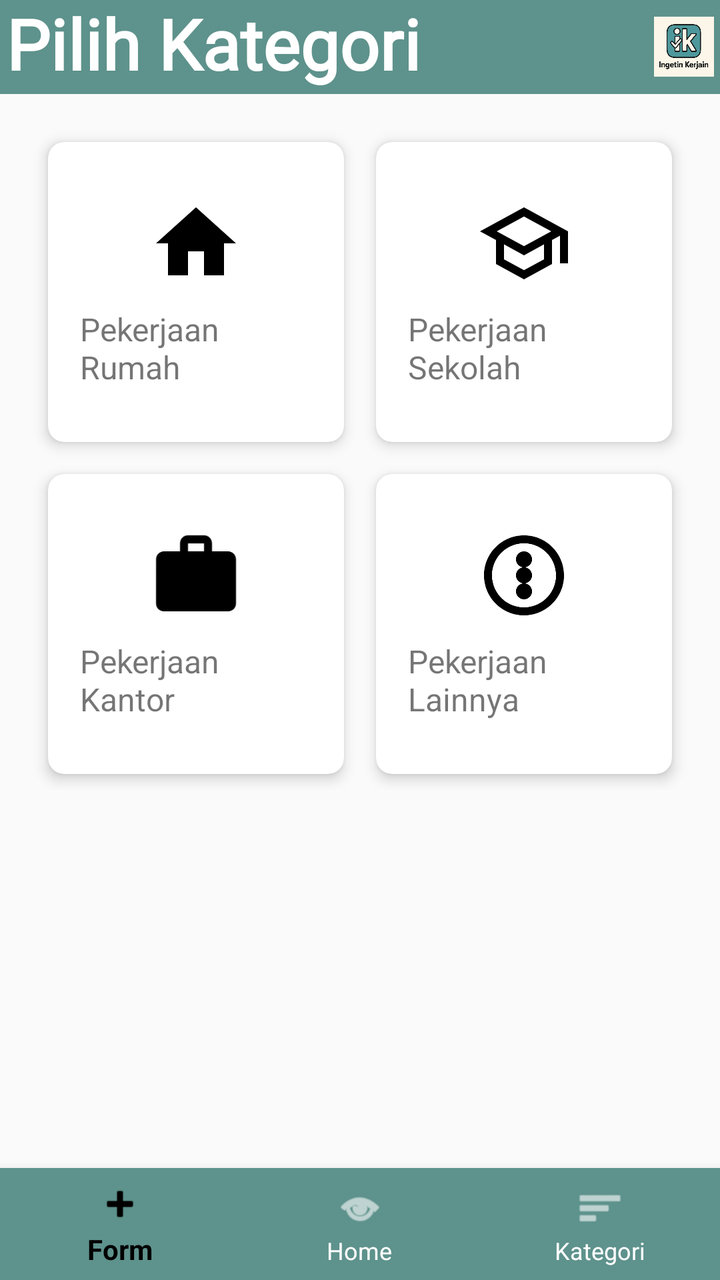
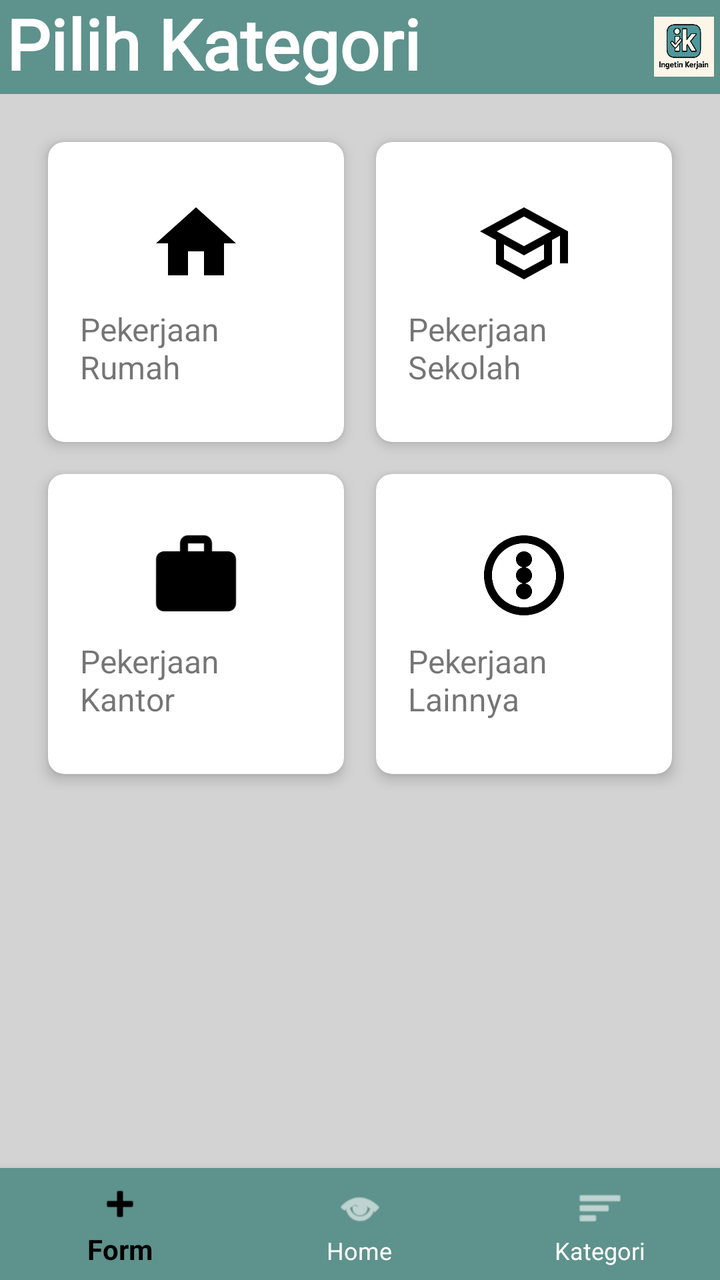

Compare the two renders of this Android layout. The source of the first and the diff that turns it into the second are given below.
<!-- AndroidManifest.xml: application theme Theme.Tugas3kelompok -->
<!-- res/layout/activity_kategori.xml -->
<?xml version="1.0" encoding="utf-8"?>
<androidx.constraintlayout.widget.ConstraintLayout xmlns:android="http://schemas.android.com/apk/res/android"
    xmlns:app="http://schemas.android.com/apk/res-auto"
    android:layout_width="match_parent"
    android:layout_height="match_parent">

    <LinearLayout
        android:id="@+id/navbar"
        android:layout_width="match_parent"
        android:layout_height="wrap_content"
        android:background="#5e928c"
        android:orientation="horizontal"
        android:padding="3dp"
        android:gravity="center_vertical"
        app:layout_constraintTop_toTopOf="parent">

        <TextView
            android:id="@+id/tvNavbar"
            android:layout_width="0dp"
            android:layout_height="wrap_content"
            android:layout_weight="1"
            android:text="Pilih Kategori"
            android:textColor="#FFFFFF"
            android:textSize="35sp"
            android:textStyle="bold"
            android:fontFamily="@font/urbansketchreguler"
            android:includeFontPadding="false"
            android:letterSpacing="0"
            android:lineSpacingExtra="0dp"/>


        <ImageView
            android:id="@+id/imgLogo"
            android:layout_width="30dp"
            android:layout_height="30dp"
            android:src="@mipmap/ingetinkerjain_foreground"
            android:contentDescription="@string/logo" />
    </LinearLayout>

    <GridLayout
        android:layout_width="match_parent"
        android:layout_height="wrap_content"
        android:layout_margin="16dp"
        android:columnCount="2"
        android:rowCount="2"
        app:layout_constraintTop_toBottomOf="@id/navbar">

        <androidx.cardview.widget.CardView
            android:id="@+id/cardRumah"
            android:layout_width="0dp"
            android:layout_height="150dp"
            android:layout_columnWeight="1"
            android:layout_margin="8dp"
            app:cardCornerRadius="8dp"
            app:cardElevation="4dp">

            <LinearLayout
                android:layout_width="match_parent"
                android:layout_height="match_parent"
                android:gravity="center"
                android:orientation="vertical"
                android:padding="16dp">

                <ImageView
                    android:layout_width="48dp"
                    android:layout_height="48dp"
                    android:src="@drawable/ic_home" />

                <TextView
                    android:layout_width="wrap_content"
                    android:layout_height="wrap_content"
                    android:layout_marginTop="8dp"
                    android:text="Pekerjaan Rumah"
                    android:textSize="16sp" />
            </LinearLayout>
        </androidx.cardview.widget.CardView>

        <androidx.cardview.widget.CardView
            android:id="@+id/cardSekolah"
            android:layout_width="0dp"
            android:layout_height="150dp"
            android:layout_columnWeight="1"
            android:layout_margin="8dp"
            app:cardCornerRadius="8dp"
            app:cardElevation="4dp">

            <LinearLayout
                android:layout_width="match_parent"
                android:layout_height="match_parent"
                android:gravity="center"
                android:orientation="vertical"
                android:padding="16dp">

                <ImageView
                    android:layout_width="48dp"
                    android:layout_height="48dp"
                    android:src="@drawable/ic_school" />

                <TextView
                    android:layout_width="wrap_content"
                    android:layout_height="wrap_content"
                    android:layout_marginTop="8dp"
                    android:text="Pekerjaan Sekolah"
                    android:textSize="16sp" />
            </LinearLayout>
        </androidx.cardview.widget.CardView>

        <androidx.cardview.widget.CardView
            android:id="@+id/cardKantor"
            android:layout_width="0dp"
            android:layout_height="150dp"
            android:layout_columnWeight="1"
            android:layout_margin="8dp"
            app:cardCornerRadius="8dp"
            app:cardElevation="4dp">

            <LinearLayout
                android:layout_width="match_parent"
                android:layout_height="match_parent"
                android:gravity="center"
                android:orientation="vertical"
                android:padding="16dp">

                <ImageView
                    android:layout_width="48dp"
                    android:layout_height="48dp"
                    android:src="@drawable/ic_work" />

                <TextView
                    android:layout_width="wrap_content"
                    android:layout_height="wrap_content"
                    android:layout_marginTop="8dp"
                    android:text="Pekerjaan Kantor"
                    android:textSize="16sp" />
            </LinearLayout>
        </androidx.cardview.widget.CardView>

        <androidx.cardview.widget.CardView
            android:id="@+id/cardLainnya"
            android:layout_width="0dp"
            android:layout_height="150dp"
            android:layout_columnWeight="1"
            android:layout_margin="8dp"
            app:cardCornerRadius="8dp"
            app:cardElevation="4dp">

            <LinearLayout
                android:layout_width="match_parent"
                android:layout_height="match_parent"
                android:gravity="center"
                android:orientation="vertical"
                android:padding="16dp">

                <ImageView
                    android:layout_width="48dp"
                    android:layout_height="48dp"
                    android:src="@drawable/ic_more" />

                <TextView
                    android:layout_width="wrap_content"
                    android:layout_height="wrap_content"
                    android:layout_marginTop="8dp"
                    android:text="Pekerjaan Lainnya"
                    android:textSize="16sp" />
            </LinearLayout>
        </androidx.cardview.widget.CardView>

    </GridLayout>

    <com.google.android.material.bottomnavigation.BottomNavigationView
        android:id="@+id/bottomNav"
        android:layout_width="0dp"
        android:layout_height="wrap_content"
        android:layout_marginTop="16dp"
        android:background="#5e928c"
        app:menu="@menu/bottom_nav_menu"
        app:itemIconTint="@color/nav_item_color"
        app:itemTextColor="@color/nav_item_color"
        app:layout_constraintBottom_toBottomOf="parent"
        app:layout_constraintStart_toStartOf="parent"
        app:layout_constraintEnd_toEndOf="parent"/>

</androidx.constraintlayout.widget.ConstraintLayout>
<!-- resources referenced by this layout -->
<resources>
  <!-- drawable ic_home (drawable) -->
  <?xml version="1.0" encoding="utf-8"?>
  <vector xmlns:android="http://schemas.android.com/apk/res/android"
      android:width="24dp"
      android:height="24dp"
      android:viewportWidth="24"
      android:viewportHeight="24">
      <path
          android:fillColor="#000000"
          android:pathData="M10,20v-6h4v6h5v-8h3L12,3 2,12h3v8z"/>
  </vector>
  <!-- drawable ic_more (drawable) -->
  <?xml version="1.0" encoding="utf-8"?>
  <vector xmlns:android="http://schemas.android.com/apk/res/android"
      android:width="24dp"
      android:height="24dp"
      android:viewportWidth="24"
      android:viewportHeight="24">
      <path
          android:fillColor="#000000"
          android:pathData="M12,2C6.48,2 2,6.48 2,12s4.48,10 10,10 10,-4.48 10,-10S17.52,2 12,2zM12,20c-4.41,0 -8,-3.59 -8,-8s3.59,-8 8,-8 8,3.59 8,8 -3.59,8 -8,8z"/>
      <path
          android:fillColor="#000000"
          android:pathData="M12,6c-1.1,0 -2,0.9 -2,2s0.9,2 2,2 2,-0.9 2,-2 -0.9,-2 -2,-2zM12,10c-1.1,0 -2,0.9 -2,2s0.9,2 2,2 2,-0.9 2,-2 -0.9,-2 -2,-2zM12,14c-1.1,0 -2,0.9 -2,2s0.9,2 2,2 2,-0.9 2,-2 -0.9,-2 -2,-2z"/>
  </vector>
  <!-- drawable ic_school (drawable) -->
  <?xml version="1.0" encoding="utf-8"?>
  <vector xmlns:android="http://schemas.android.com/apk/res/android"
      android:width="24dp"
      android:height="24dp"
      android:viewportWidth="24"
      android:viewportHeight="24">
      <path
          android:fillColor="#000000"
          android:pathData="M12,3L1,9l4,2.18v6L12,21l7,-3.82v-6l2,-1.09V17h2V9L12,3zM18.82,9L12,12.72L5.18,9L12,5.28L18.82,9zM17,15.99l-5,2.73l-5,-2.73v-3.72L12,15l5,-2.73V15.99z"/>
  </vector>
  <!-- drawable ic_work (drawable) -->
  <?xml version="1.0" encoding="utf-8"?>
  <vector xmlns:android="http://schemas.android.com/apk/res/android"
      android:width="24dp"
      android:height="24dp"
      android:viewportWidth="24"
      android:viewportHeight="24">
      <path
          android:fillColor="#000000"
          android:pathData="M20,6h-4L16,4c0,-1.11 -0.89,-2 -2,-2h-4c-1.11,0 -2,0.89 -2,2v2L4,6c-1.11,0 -1.99,0.89 -1.99,2L2,19c0,1.11 0.89,2 2,2h16c1.11,0 2,-0.89 2,-2L22,8c0,-1.11 -0.89,-2 -2,-2zM14,6h-4L10,4h4v2z"/>
  </vector>
  <!-- mipmap ingetinkerjain_foreground: webp bitmap (mipmap-hdpi, 14022 bytes) -->
  <string name="logo">Logo</string>
  <style name="Theme.Tugas3kelompok" parent="Theme.AppCompat.Light.NoActionBar">
          <item name="colorPrimary">#808080</item>
          <item name="colorPrimaryDark">#808080</item>
          <item name="colorAccent">#808080</item>
          <item name="android:windowLightStatusBar">true</item>
          <item name="android:statusBarColor">#808080</item>
      </style>
</resources>

<!-- the commit's change to res/layout/activity_kategori.xml (unified diff, before → after) -->
@@ -2,6 +2,7 @@
 <androidx.constraintlayout.widget.ConstraintLayout xmlns:android="http://schemas.android.com/apk/res/android"
     xmlns:app="http://schemas.android.com/apk/res-auto"
     android:layout_width="match_parent"
+    android:background="@color/light_gray"
     android:layout_height="match_parent">
 
     <LinearLayout
@@ -40,6 +41,7 @@
     <GridLayout
         android:layout_width="match_parent"
         android:layout_height="wrap_content"
+        android:background="@color/light_gray"
         android:layout_margin="16dp"
         android:columnCount="2"
         android:rowCount="2"
<!-- resource entries referenced after the edit -->
@@ -1,5 +1,6 @@
 <!-- resources referenced by this layout -->
 <resources>
+  <color name="light_gray">#D3D3D3</color>
   <!-- drawable ic_home (drawable) -->
   <?xml version="1.0" encoding="utf-8"?>
   <vector xmlns:android="http://schemas.android.com/apk/res/android"
